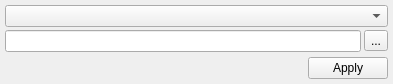
First picture: the form in v2/trunk/2006.2.0.0/plugins/projects/QMake/src/ui/UISettingsQMake.ui, repository testmana2/mks, before the edit.
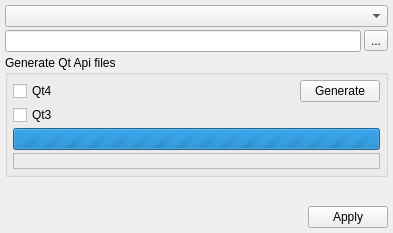
Second picture: the form after the edit. Icons and pictures are not drawn.

```diff
--- a/v2/trunk/2006.2.0.0/plugins/projects/QMake/src/ui/UISettingsQMake.ui
+++ b/v2/trunk/2006.2.0.0/plugins/projects/QMake/src/ui/UISettingsQMake.ui
@@ -6,7 +6,7 @@
     <x>0</x>
     <y>0</y>
     <width>393</width>
-    <height>84</height>
+    <height>233</height>
    </rect>
   </property>
   <property name="windowTitle" >
@@ -46,19 +46,85 @@
     <widget class="QComboBox" name="cbKeywords" />
    </item>
    <item row="2" column="0" colspan="2" >
+    <widget class="QGroupBox" name="gbApi" >
+     <property name="title" >
+      <string>Generate Qt Api files</string>
+     </property>
+     <layout class="QGridLayout" >
+      <property name="margin" >
+       <number>5</number>
+      </property>
+      <property name="spacing" >
+       <number>3</number>
+      </property>
+      <item row="3" column="0" colspan="2" >
+       <widget class="QLabel" name="lInformations" >
+        <property name="frameShape" >
+         <enum>QFrame::StyledPanel</enum>
+        </property>
+       </widget>
+      </item>
+      <item row="1" column="0" >
+       <widget class="QCheckBox" name="cbQt3" >
+        <property name="sizePolicy" >
+         <sizepolicy>
+          <hsizetype>7</hsizetype>
+          <vsizetype>0</vsizetype>
+          <horstretch>0</horstretch>
+          <verstretch>0</verstretch>
+         </sizepolicy>
+        </property>
+        <property name="text" >
+         <string>Qt3</string>
+        </property>
+       </widget>
+      </item>
+      <item row="0" column="0" >
+       <widget class="QCheckBox" name="cbQt4" >
+        <property name="sizePolicy" >
+         <sizepolicy>
+          <hsizetype>7</hsizetype>
+          <vsizetype>0</vsizetype>
+          <horstretch>0</horstretch>
+          <verstretch>0</verstretch>
+         </sizepolicy>
+        </property>
+        <property name="text" >
+         <string>Qt4</string>
+        </property>
+       </widget>
+      </item>
+      <item row="0" column="1" >
+       <widget class="QPushButton" name="pbGenerate" >
+        <property name="text" >
+         <string>Generate</string>
+        </property>
+       </widget>
+      </item>
+      <item row="2" column="0" colspan="2" >
+       <widget class="QProgressBar" name="pbProgress" >
+        <property name="maximum" >
+         <number>0</number>
+        </property>
+       </widget>
+      </item>
+     </layout>
+    </widget>
+   </item>
+   <item row="3" column="0" colspan="2" >
     <spacer>
      <property name="orientation" >
       <enum>Qt::Vertical</enum>
      </property>
      <property name="sizeHint" >
       <size>
-       <width>383</width>
+       <width>375</width>
        <height>16</height>
       </size>
      </property>
     </spacer>
    </item>
-   <item row="3" column="0" colspan="2" >
+   <item row="4" column="0" colspan="2" >
     <layout class="QHBoxLayout" >
      <property name="margin" >
       <number>0</number>
```
Left out of the diff: 52 changed lines with no effect on the pictures.
